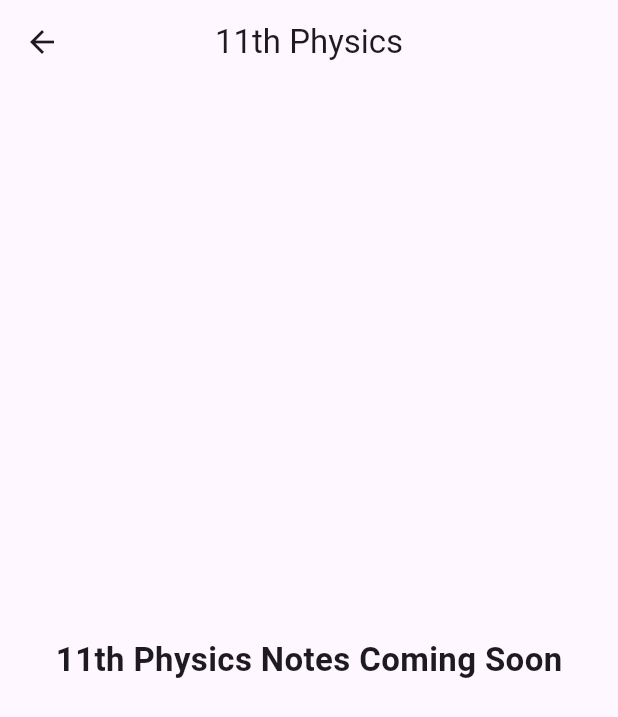
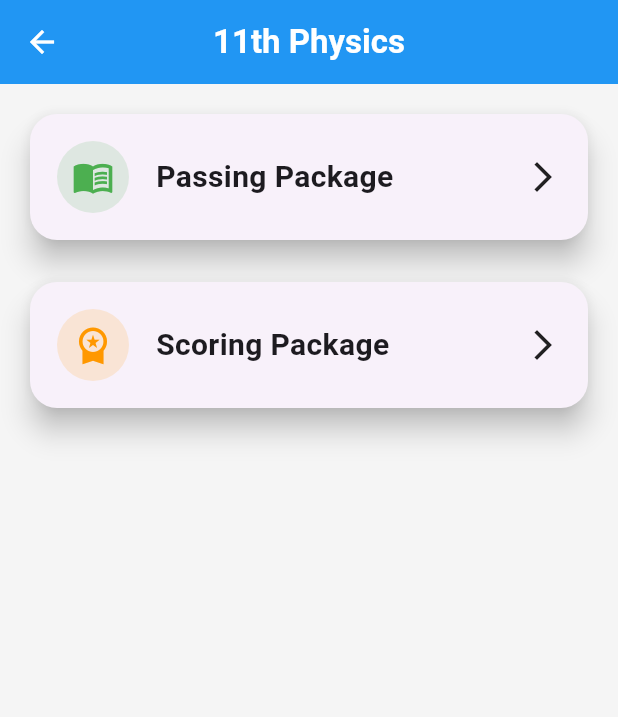
Before and after one commit to adityadu039-360/TopperGuru, a Flutter app: the Class11PhysicsPage screen opened directly, on a phone screen of 412 x 824 dp. Shown: the top 717 px of the screen. Run offline on Flutter 3.47's test engine with Material 3 defaults, Android fonts, the phone set to English and light mode, and no system bars.

Commit message:
Add package selection pages for 11th and 12th subjects

```diff
--- a/lib/class11_physics_page.dart
+++ b/lib/class11_physics_page.dart
@@ -6,16 +6,97 @@ class Class11PhysicsPage extends StatelessWidget {
   @override
   Widget build(BuildContext context) {
     return Scaffold(
+      backgroundColor: Colors.grey.shade100,
       appBar: AppBar(
-        title: const Text("11th Physics"),
+        backgroundColor: Colors.blue,
+        foregroundColor: Colors.white,
+        title: const Text(
+          "11th Physics",
+          style: TextStyle(fontWeight: FontWeight.bold),
+        ),
         centerTitle: true,
       ),
-      body: const Center(
-        child: Text(
-          "11th Physics Notes Coming Soon",
-          style: TextStyle(
-            fontSize: 22,
-            fontWeight: FontWeight.bold,
+      body: Padding(
+        padding: const EdgeInsets.all(16),
+        child: Column(
+          children: [
+            PackageCard(
+              title: "Passing Package",
+              icon: Icons.menu_book,
+              color: Colors.green,
+              onTap: () {},
+            ),
+
+            const SizedBox(height: 20),
+
+            PackageCard(
+              title: "Scoring Package",
+              icon: Icons.workspace_premium,
+              color: Colors.orange,
+              onTap: () {},
+            ),
+          ],
+        ),
+      ),
+    );
+  }
+}
+
+class PackageCard extends StatelessWidget {
+  final String title;
+  final IconData icon;
+  final Color color;
+  final VoidCallback onTap;
+
+  const PackageCard({
+    super.key,
+    required this.title,
+    required this.icon,
+    required this.color,
+    required this.onTap,
+  });
+
+  @override
+  Widget build(BuildContext context) {
+    return Card(
+      elevation: 8,
+      shape: RoundedRectangleBorder(
+        borderRadius: BorderRadius.circular(18),
+      ),
+      child: InkWell(
+        borderRadius: BorderRadius.circular(18),
+        onTap: onTap,
+        child: Padding(
+          padding: const EdgeInsets.symmetric(
+            horizontal: 18,
+            vertical: 18,
+          ),
+          child: Row(
+            children: [
+              CircleAvatar(
+                radius: 24,
+                backgroundColor: color.withOpacity(0.15),
+                child: Icon(
+                  icon,
+                  color: color,
+                  size: 28,
+                ),
+              ),
+
+              const SizedBox(width: 18),
+
+              Expanded(
+                child: Text(
+                  title,
+                  style: const TextStyle(
+                    fontSize: 20,
+                    fontWeight: FontWeight.bold,
+                  ),
+                ),
+              ),
+
+              const Icon(Icons.arrow_forward_ios),
+            ],
           ),
         ),
       ),
```
